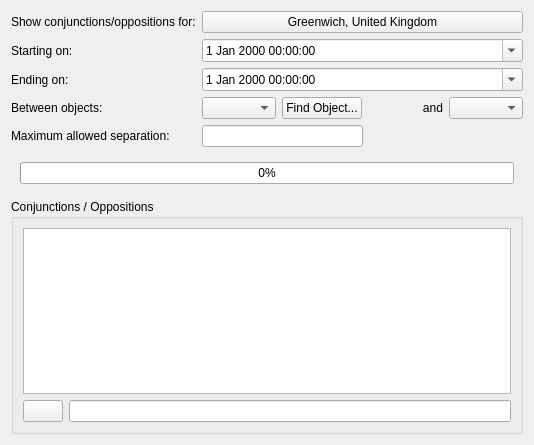
First picture: the form in kstars/tools/conjunctions.ui, repository KDE/kstars, before the edit.
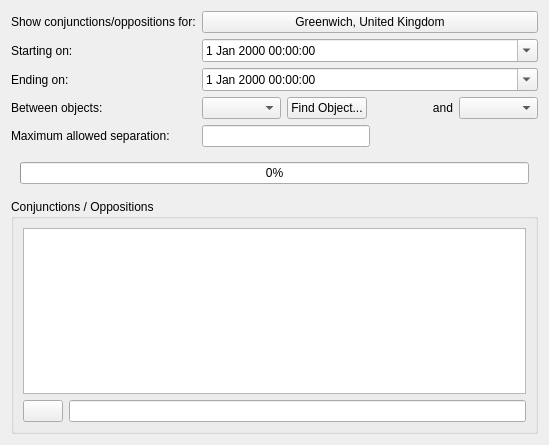
Second picture: the form after the edit. The open tabs and pages were chosen to show the change. Custom widgets are drawn as their Qt base class.

```diff
--- a/kstars/tools/conjunctions.ui
+++ b/kstars/tools/conjunctions.ui
@@ -6,7 +6,7 @@
    <rect>
     <x>0</x>
     <y>0</y>
-    <width>534</width>
+    <width>549</width>
     <height>445</height>
    </rect>
   </property>
@@ -223,6 +223,9 @@
          <property name="value">
           <number>0</number>
          </property>
+         <property name="format">
+          <string>%p%</string>
+         </property>
         </widget>
        </item>
       </layout>
```
Left out of the diff: 8 changed lines with no effect on the pictures.
